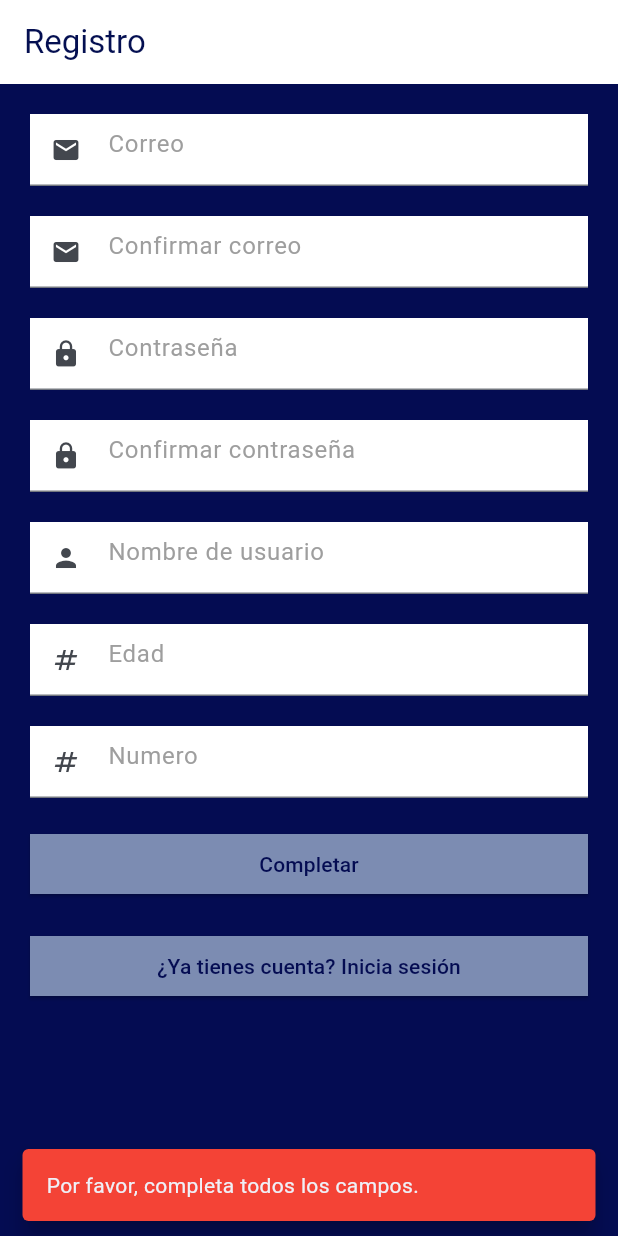
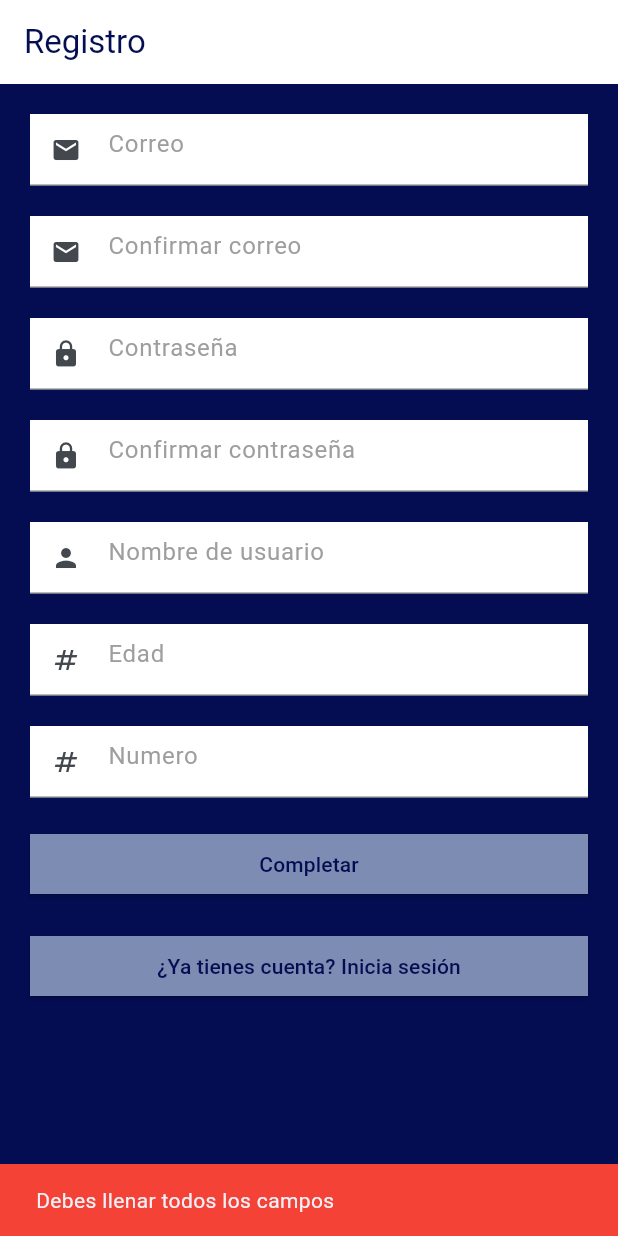
Before and after one commit to JuanPabloSaavedraRamirez/AppAulaGrama, a Flutter app: the screen it shows after launch, after a tap on "Completar", on a phone screen of 412 x 824 dp. Run offline on Flutter 3.47's test engine with Material 3 defaults, Android fonts, the phone set to English and light mode, and no system bars; our stand-ins replace image_cropper, image_picker, shared_preferences.

Commit message:
colores de las alertas

```diff
--- a/lib/login.dart
+++ b/lib/login.dart
@@ -24,7 +24,8 @@ class _loginState extends State<login> {
 
     if (user.isEmpty || pw.isEmpty) {
       ScaffoldMessenger.of(context).showSnackBar(
-        SnackBar(content: Text("Debes llenar todos los campos")),
+        SnackBar(content: Text("Debes llenar todos los campos", style: TextStyle(color: Colors.white),),
+          backgroundColor: Colors.red,),
       );
     } else if (user == 'JP' && pw == '123') {
       guardar_prefs(user);
@@ -43,7 +44,8 @@ class _loginState extends State<login> {
       );
     } else {
       ScaffoldMessenger.of(context).showSnackBar(
-        SnackBar(content: Text("Usuario o contraseña incorrectos")),
+        SnackBar(content: Text("Usuario o contraseña incorrectos"),
+        backgroundColor: Colors.red,),
       );
       usernameController.clear();
       passwordController.clear();
--- a/lib/modificarPerfil.dart
+++ b/lib/modificarPerfil.dart
@@ -185,11 +185,17 @@ class _ModificarPerfilState extends State<ModificarPerfil> {
                   child: ElevatedButton(
                     onPressed: () {
                       if (!_validateFields()) {
-                        _showError("Hay campos vacíos. Por favor, completa todos los campos.");
+                        ScaffoldMessenger.of(context).showSnackBar(
+                            SnackBar(content: Text("Debes llenar todos los campos"),
+                            backgroundColor: Colors.red,));
                       } else if (!_validateEmails()) {
-                        _showError("Los correos no coinciden. Por favor, verifica tus datos.");
+                        ScaffoldMessenger.of(context).showSnackBar(
+                            SnackBar(content: Text("Los correos no coinciden. Por favor, verifica tus datos."),
+                              backgroundColor: Colors.red,));
                       } else if (!_validatePasswords()) {
-                        _showError("Las contraseñas no coinciden. Por favor, verifica tus datos.");
+                        ScaffoldMessenger.of(context).showSnackBar(
+                            SnackBar(content: Text("Las contraseñas no coinciden. Por favor, verifica tus datos."),
+                              backgroundColor: Colors.red,));
                       } else {
                         Navigator.of(context).pushReplacement(
                           MaterialPageRoute(
--- a/lib/register.dart
+++ b/lib/register.dart
@@ -87,11 +87,17 @@ class _RegisterState extends State<Register> {
 
   void _onComplete() async {
     if (!_validateFields()) {
-      _showError("Por favor, completa todos los campos.");
+      ScaffoldMessenger.of(context).showSnackBar(
+          SnackBar(content: Text("Debes llenar todos los campos"),
+            backgroundColor: Colors.red,));
     } else if (!_validateEmails()) {
-      _showError("Los correos no coinciden. Por favor, verifica tus datos.");
+      ScaffoldMessenger.of(context).showSnackBar(
+          SnackBar(content: Text("Los correos no coinciden. Por favor, verifica tus datos."),
+            backgroundColor: Colors.red,));
     } else if (!_validatePasswords()) {
-      _showError("Las contraseñas no coinciden. Por favor, verifica tus datos.");
+      ScaffoldMessenger.of(context).showSnackBar(
+          SnackBar(content: Text("Las contraseñas no coinciden. Por favor, verifica tus datos."),
+            backgroundColor: Colors.red,));
     } else {
       await _saveData();
       Navigator.of(context).pushReplacement(MaterialPageRoute(builder: (BuildContext context) {
```
Also changed, not shown: lib/blog.dart (+22 -6 lines), lib/pantallaConfirmar.dart (+10 -3 lines).
